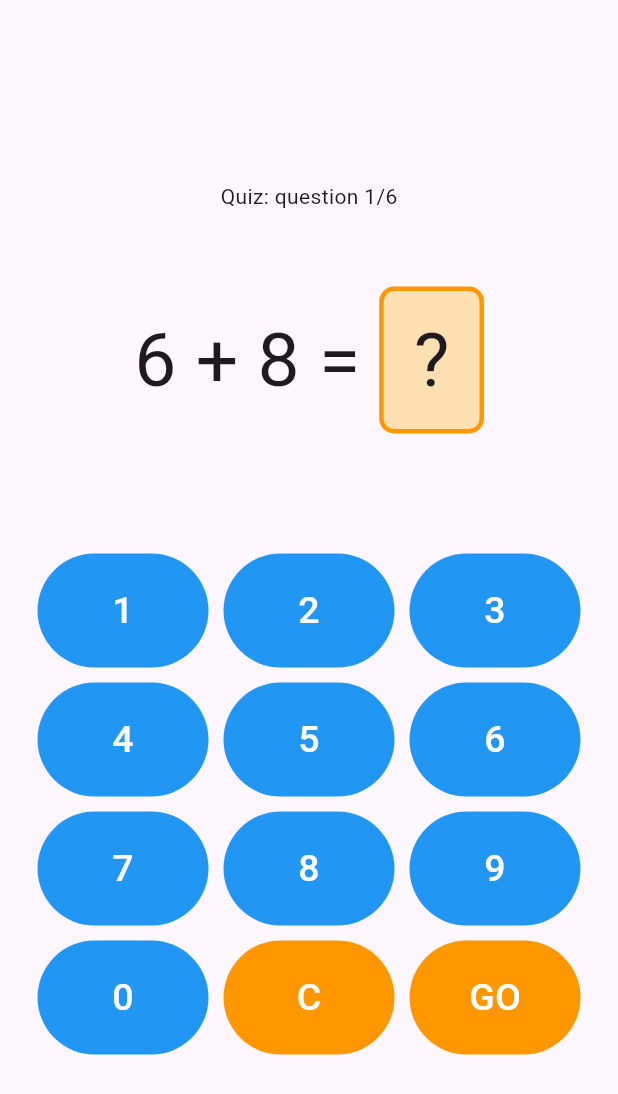
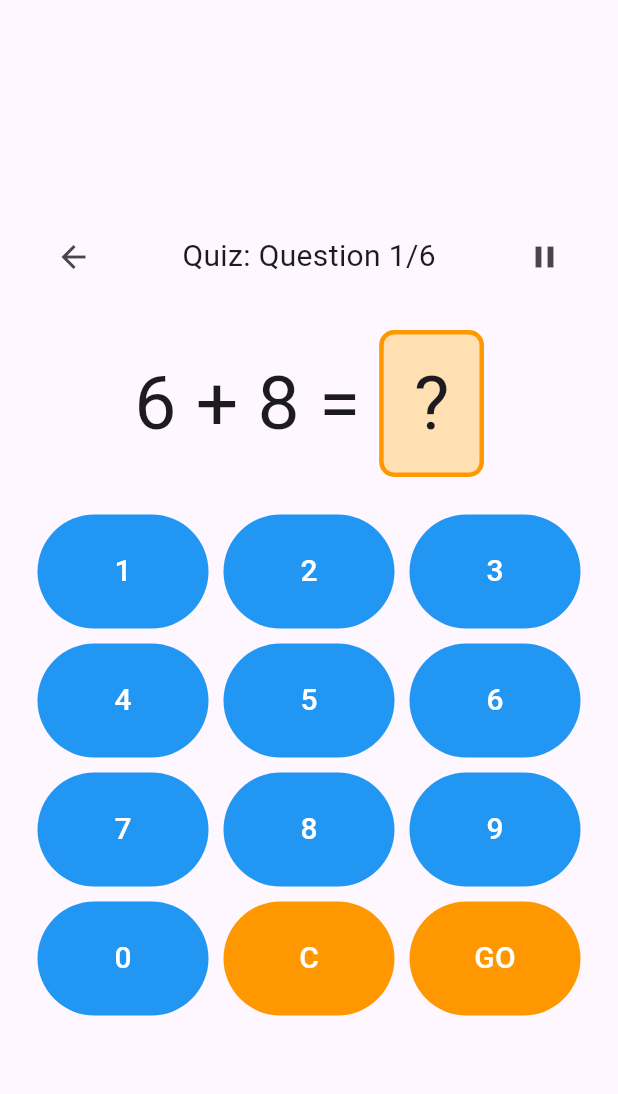
Before and after one commit to Sonya-c/mathlingo, a Flutter app: the screen it shows after launch, after a tap on "Play", on a phone screen of 412 x 824 dp. Shown: the top 1094 px of the screen. Run offline on Flutter 3.47's test engine with Material 2 defaults, Android fonts, the phone set to English and light mode, and no system bars; our stand-ins replace get, loggy; accounts and stored records are empty; network calls fail.

Commit message:
fix: correct ans when ansers is correct

```diff
--- a/lib/pages/content/game_page.dart
+++ b/lib/pages/content/game_page.dart
@@ -43,13 +43,16 @@ class _GamePageState extends State<GamePage> {
     });
   }
 
-  _submmitAnswer(Duration duration) async {
+  _submmitAnswer(Duration duration, bool isCorrect) async {
     setState(() {
       totalTime = Duration(
         minutes: totalTime.inMinutes + duration.inMinutes,
         seconds: totalTime.inSeconds + duration.inSeconds,
       );
       numQuestions++;
+      if (isCorrect) {
+        correctAnswers++;
+      }
     });
 
     if (numQuestions <= 6) {
--- a/lib/pages/content/question_page.dart
+++ b/lib/pages/content/question_page.dart
@@ -75,7 +75,7 @@ class _QuestionPageState extends State<QuestionPage> {
       ),
     );
 
-    await widget.submmitAnswer(stopwatch.elapsed);
+    await widget.submmitAnswer(stopwatch.elapsed, isCorrect);
 
     _clearAnswer();
     stopwatch.reset();
@@ -85,21 +85,25 @@ class _QuestionPageState extends State<QuestionPage> {
   @override
   Widget build(BuildContext context) {
     return ResponsiveContainer(children: [
-      Text(
-        (widget.numQuestions <= 6)
-            ? 'Quiz: question ${widget.numQuestions}/6'
-            : 'Quiz',
-        key: const Key("game_page_appbar_title"),
+      Row(
+        mainAxisAlignment: MainAxisAlignment.spaceBetween,
+        children: [
+          IconButton(onPressed: () {}, icon: const Icon(Icons.arrow_back)),
+          Text(
+            "Quiz: Question ${widget.numQuestions}/6",
+            key: const Key("game_page_appbar_title"),
+            style: const TextStyle(fontSize: 20),
+          ),
+          IconButton(onPressed: () {}, icon: const Icon(Icons.pause)),
+        ],
       ),
-      const SizedBox(
-        height: 50,
-      ),
+      const SizedBox(height: 25),
       PanelWidget(
         question: widget.question.toString(),
         answer: answer,
       ),
       const SizedBox(
-        height: 80,
+        height: 25,
       ),
       Numpad(
         updateAnswer: _updateAnswer,
--- a/lib/widgets/correct_ans_modal.dart
+++ b/lib/widgets/correct_ans_modal.dart
@@ -42,9 +42,11 @@ class CorrectAnswer extends StatelessWidget {
                     fontWeight: FontWeight.bold,
                     color: acentColor[800]),
               ),
-              const SizedBox(height: 15),
+              SizedBox(height: isCorrect ? 0 : 15),
               Row(
-                children: [
+                children: isCorrect
+                    ? []
+                    : [
                         Text(
                           "Correct answer: ",
                           style: TextStyle(
@@ -54,7 +56,8 @@ class CorrectAnswer extends StatelessWidget {
                         ),
                         Text(
                           correctAnswer,
-                    style: TextStyle(fontSize: 20, color: acentColor[800]),
+                          style:
+                              TextStyle(fontSize: 20, color: acentColor[800]),
                         ),
                       ],
               ),
--- a/lib/widgets/numpad_widget.dart
+++ b/lib/widgets/numpad_widget.dart
@@ -35,34 +35,36 @@ class Numpad extends StatelessWidget {
             : (index == 10)
                 ? "C"
                 : "GO",
-        style: const TextStyle(fontSize: 25),
+        style: const TextStyle(fontSize: 20),
       ),
     );
   }
 
   @override
   Widget build(BuildContext context) {
+    /*List options = [
+      [1, 2, 3],
+      [4, 5, 6],
+      [7, 8, 9],
+      [0, 10, 11]
+    ];*/
+    List options = [1, 2, 3, 4, 5, 6, 7, 8, 9, 0, 10, 11];
     return GridView.count(
       physics: const NeverScrollableScrollPhysics(),
       shrinkWrap: true,
       crossAxisCount: 3,
-      crossAxisSpacing: 10.0,
-      mainAxisSpacing: 10.0,
+      mainAxisSpacing: 10,
+      crossAxisSpacing: 10,
       childAspectRatio: 1.5,
-      children: [
-        numpadButton(1),
-        numpadButton(2),
-        numpadButton(3),
-        numpadButton(4),
-        numpadButton(5),
-        numpadButton(6),
-        numpadButton(7),
-        numpadButton(8),
-        numpadButton(9),
-        numpadButton(0),
-        numpadButton(10),
-        numpadButton(11),
-      ],
+      children: options.map((index) => numpadButton(index)).toList(),
     );
+
+    /*return Column(
+        children: options
+            .map((row) => Row(
+                  children: List<Widget>.from(
+                      row.map((index) => numpadButton(index))),
+                ))
+            .toList());*/
   }
 }
```
Lines whose indentation alone changed are shown as unchanged.
